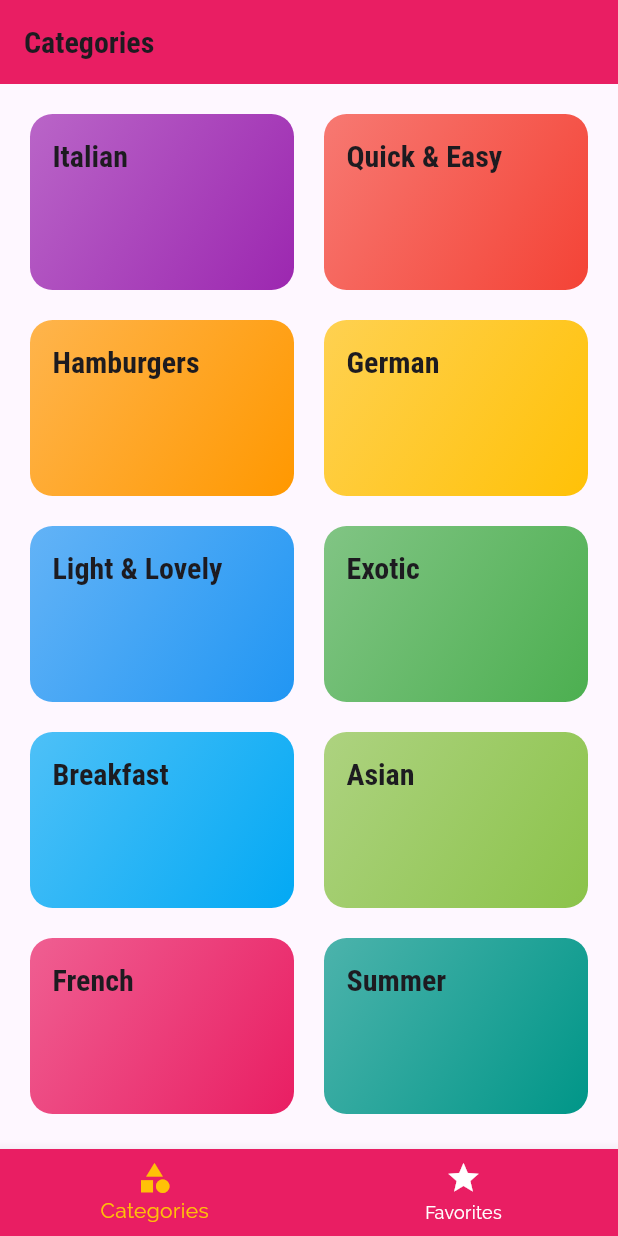
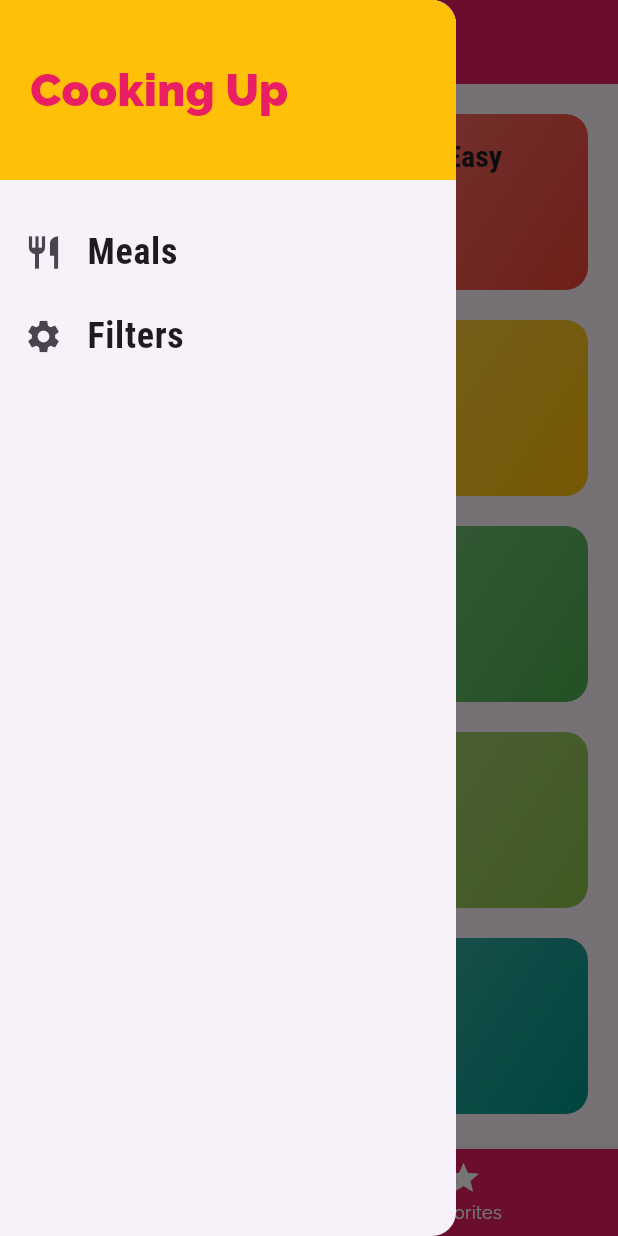
Before and after one commit to IsmailJibril/Navigation-Multiple-Screens-MEALS-APP-, a Flutter app: the screen it shows after launch, with the side drawer open (before the commit the screen has no drawer), on a phone screen of 412 x 824 dp. Run offline on Flutter 3.47's test engine with Material 3 defaults, Android fonts, the phone set to English and light mode, and no system bars.

Commit message:
22.1-nav-09-Adding-custom-drawer

```diff
--- a/lib/screens/tabs_screen.dart
+++ b/lib/screens/tabs_screen.dart
@@ -1,6 +1,7 @@
 import 'package:flutter/material.dart';
 import './categories_screen.dart';
 import './favorites_screen.dart';
+import '../widgets/main_drawer.dart';
 
 class TabsScreen extends StatefulWidget {
   @override
@@ -37,6 +38,7 @@ class _TabsScreenState extends State<TabsScreen> {
         backgroundColor: Theme.of(context).primaryColor,
       ),
       body: _pages[selectedPageIndex]['page'],
+      drawer: MainDrawer(),
       bottomNavigationBar: BottomNavigationBar(
         onTap: _selectPage,
         backgroundColor: Theme.of(context).primaryColor,
--- /dev/null
+++ b/lib/widgets/main_drawer.dart
@@ -0,0 +1,59 @@
+import 'package:flutter/material.dart';
+
+class MainDrawer extends StatelessWidget {
+  Widget buildListTitle(String title, IconData icon) {
+    return ListTile(
+      leading: Icon(
+        icon,
+        size: 26,
+      ),
+      title: Text(
+        title,
+        style: TextStyle(
+          fontFamily: 'RobotoCondensed',
+          fontSize: 24,
+          fontWeight: FontWeight.bold,
+        ),
+      ),
+      onTap: () {
+        // ----
+      },
+    );
+  }
+
+  @override
+  Widget build(BuildContext context) {
+    return Drawer(
+      child: Column(
+        children: [
+          Container(
+            height: 120,
+            width: double.infinity,
+            padding: EdgeInsets.all(20),
+            alignment: Alignment.centerLeft,
+            color: Theme.of(context).secondaryHeaderColor,
+            child: Text(
+              'Cooking Up',
+              style: TextStyle(
+                fontWeight: FontWeight.w900,
+                fontSize: 30,
+                color: Theme.of(context).primaryColor,
+              ),
+            ),
+          ),
+          SizedBox(
+            height: 20,
+          ),
+          buildListTitle(
+            'Meals',
+            Icons.restaurant,
+          ),
+          buildListTitle(
+            'Filters',
+            Icons.settings,
+          ),
+        ],
+      ),
+    );
+  }
+}
```
